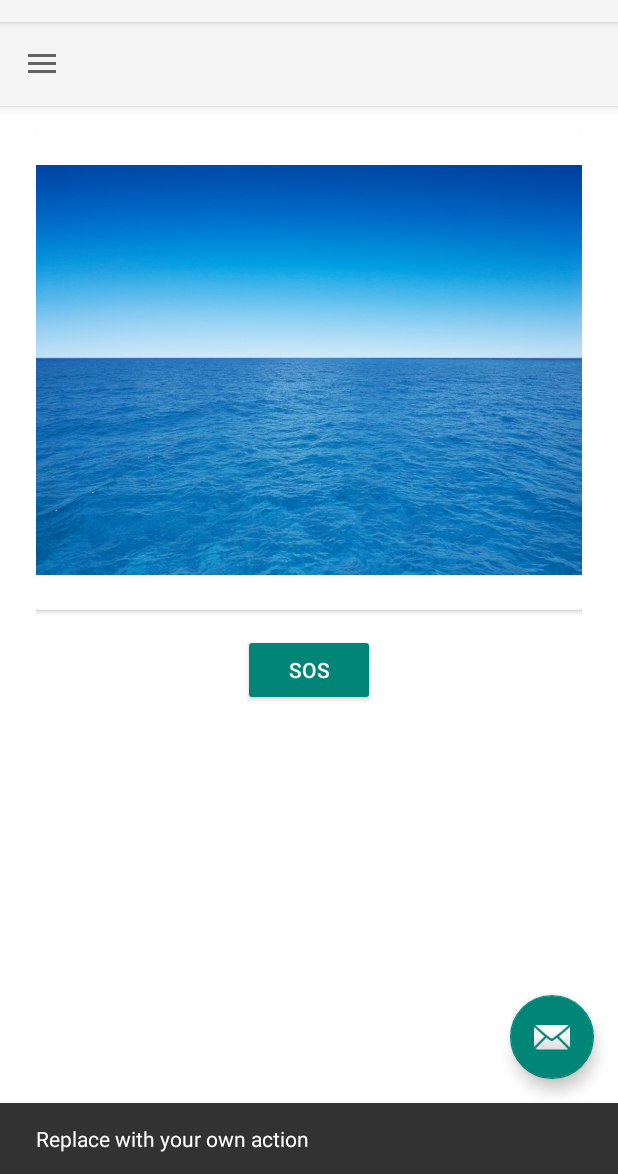
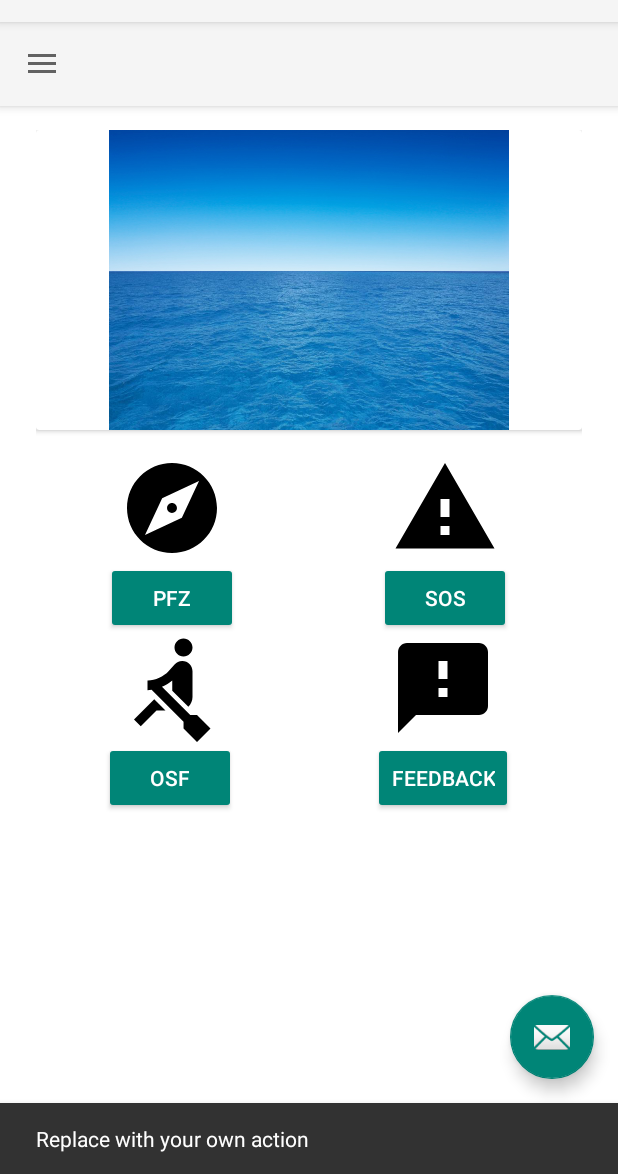
Before and after one commit to Arjith-Natarajan/incois-samudree, an Android app: the fragment HomeFragment placed in its activity, after a tap on an icon or button, on a phone screen of 412 x 824 dp, the part 62-1236 px from its top. Run offline under Robolectric (Android 15) with nearby library versions, the phone set to English and light mode, and no system bars; 1 statement that could not run was skipped.

Commit message:
Home Screen

```diff
--- a/app/src/main/java/com/example/vickssarv/homescreenf/fragment/HomeFragment.java
+++ b/app/src/main/java/com/example/vickssarv/homescreenf/fragment/HomeFragment.java
@@ -1,24 +1,19 @@
 package com.example.vickssarv.homescreenf.fragment;
 
 
-import android.app.DatePickerDialog;
 import android.app.Fragment;
-import android.app.TimePickerDialog;
 import android.content.Intent;
 import android.os.Bundle;
+import android.support.v4.content.ContextCompat;
 import android.view.LayoutInflater;
 import android.view.View;
 import android.view.ViewGroup;
 import android.widget.Button;
-import android.widget.DatePicker;
 import android.widget.EditText;
-import android.widget.TimePicker;
+import android.widget.ImageView;
 
-import com.example.vickssarv.homescreenf.NavigationDrawerActivity;
 import com.example.vickssarv.homescreenf.R;
 import com.example.vickssarv.homescreenf.SOSActivity;
-
-import java.util.Calendar;
 
 
 /**
@@ -38,7 +33,8 @@ public class HomeFragment extends Fragment {
     Button btnDatePicker, btnTimePicker;
     EditText txtDate, txtTime;
     private int mYear, mMonth, mDay, mHour, mMinute;
-    Button btn_sos;
+    View row1;
+    View row2;
 
     public HomeFragment() {
         // Required empty public constructor
@@ -55,18 +51,45 @@ public class HomeFragment extends Fragment {
                              Bundle savedInstanceState) {
         // Inflate the layout for this fragment
         View view =  inflater.inflate(R.layout.home, container, false);
-        btn_sos = (Button)view.findViewById(R.id.btn_sos);
+        row1 = (View)view.findViewById(R.id.first_row);
+        row2 = (View)view.findViewById(R.id.second_row);
 
-        btn_sos.setOnClickListener(new View.OnClickListener() {
-            @Override
-            public void onClick(View v) {
-                Intent intent =new Intent(getActivity(),SOSActivity.class);
-                startActivity(intent);
-            }
-        });
         return  view;
     }
 
+    @Override
+    public void onActivityCreated(Bundle savedInstanceState) {
+        super.onActivityCreated(savedInstanceState);
 
+        Button btn1 = (Button) row1.findViewById(R.id.home_btn_1);
+        btn1.setText("PFZ");
 
+        ImageView btn1Image = (ImageView)row1.findViewById(R.id.home_btn_img1);
+        btn1Image.setImageDrawable(ContextCompat.getDrawable(getActivity(), R.drawable.ic_explore_black_24dp));
+
+        Button btn2 = (Button) row1.findViewById(R.id.home_btn_2);
+        btn2.setText("SOS");
+        btn2.setOnClickListener(new View.OnClickListener() {
+            @Override
+            public void onClick(View view) {
+                Intent sosIntent = new Intent(getActivity(), SOSActivity.class);
+                startActivity(sosIntent);
+            }
+        });
+
+        ImageView btn2Image = (ImageView)row1.findViewById(R.id.home_btn_img2);
+        btn2Image.setImageDrawable(ContextCompat.getDrawable(getActivity(), R.drawable.ic_warning_black_24dp));
+
+        Button btn3 = (Button) row2.findViewById(R.id.home_btn_1);
+        btn3.setText("osf");
+
+        ImageView btn3Image = (ImageView)row2.findViewById(R.id.home_btn_img1);
+        btn3Image.setImageDrawable(ContextCompat.getDrawable(getActivity(), R.drawable.ic_rowing_black_24dp));
+
+        Button btn4 = (Button) row2.findViewById(R.id.home_btn_2);
+        btn4.setText("FEEDBACK");
+
+        ImageView btn4Image = (ImageView)row2.findViewById(R.id.home_btn_img2);
+        btn4Image.setImageDrawable(ContextCompat.getDrawable(getActivity(), R.drawable.ic_feedback_black_24dp));
+    }
 }
--- /dev/null
+++ b/app/src/main/res/drawable/ic_explore_black_24dp.xml
@@ -0,0 +1,9 @@
+<vector xmlns:android="http://schemas.android.com/apk/res/android"
+        android:width="24dp"
+        android:height="24dp"
+        android:viewportWidth="24.0"
+        android:viewportHeight="24.0">
+    <path
+        android:fillColor="#FF000000"
+        android:pathData="M12,10.9c-0.61,0 -1.1,0.49 -1.1,1.1s0.49,1.1 1.1,1.1c0.61,0 1.1,-0.49 1.1,-1.1s-0.49,-1.1 -1.1,-1.1zM12,2C6.48,2 2,6.48 2,12s4.48,10 10,10 10,-4.48 10,-10S17.52,2 12,2zM14.19,14.19L6,18l3.81,-8.19L18,6l-3.81,8.19z"/>
+</vector>
--- /dev/null
+++ b/app/src/main/res/drawable/ic_feedback_black_24dp.xml
@@ -0,0 +1,9 @@
+<vector xmlns:android="http://schemas.android.com/apk/res/android"
+        android:width="24dp"
+        android:height="24dp"
+        android:viewportWidth="24.0"
+        android:viewportHeight="24.0">
+    <path
+        android:fillColor="#FF000000"
+        android:pathData="M20,2L4,2c-1.1,0 -1.99,0.9 -1.99,2L2,22l4,-4h14c1.1,0 2,-0.9 2,-2L22,4c0,-1.1 -0.9,-2 -2,-2zM13,14h-2v-2h2v2zM13,10h-2L11,6h2v4z"/>
+</vector>
--- /dev/null
+++ b/app/src/main/res/drawable/ic_rowing_black_24dp.xml
@@ -0,0 +1,9 @@
+<vector xmlns:android="http://schemas.android.com/apk/res/android"
+        android:width="24dp"
+        android:height="24dp"
+        android:viewportWidth="24.0"
+        android:viewportHeight="24.0">
+    <path
+        android:fillColor="#FF000000"
+        android:pathData="M8.5,14.5L4,19l1.5,1.5L9,17h2l-2.5,-2.5zM15,1c-1.1,0 -2,0.9 -2,2s0.9,2 2,2 2,-0.9 2,-2 -0.9,-2 -2,-2zM21,21.01L18,24l-2.99,-3.01L15.01,19.5l-7.1,-7.09c-0.31,0.05 -0.61,0.07 -0.91,0.07v-2.16c1.66,0.03 3.61,-0.87 4.67,-2.04l1.4,-1.55c0.19,-0.21 0.43,-0.38 0.69,-0.5 0.29,-0.14 0.62,-0.23 0.96,-0.23h0.03C15.99,6.01 17,7.02 17,8.26v5.75c0,0.84 -0.35,1.61 -0.92,2.16l-3.58,-3.58v-2.27c-0.63,0.52 -1.43,1.02 -2.29,1.39L16.5,18L18,18l3,3.01z"/>
+</vector>
--- /dev/null
+++ b/app/src/main/res/drawable/ic_warning_black_24dp.xml
@@ -0,0 +1,9 @@
+<vector xmlns:android="http://schemas.android.com/apk/res/android"
+        android:width="24dp"
+        android:height="24dp"
+        android:viewportWidth="24.0"
+        android:viewportHeight="24.0">
+    <path
+        android:fillColor="#FF000000"
+        android:pathData="M1,21h22L12,2 1,21zM13,18h-2v-2h2v2zM13,14h-2v-4h2v4z"/>
+</vector>
--- a/app/src/main/res/layout/home.xml
+++ b/app/src/main/res/layout/home.xml
@@ -1,5 +1,9 @@
 <?xml version="1.0" encoding="utf-8"?>
-<LinearLayout xmlns:android="http://schemas.android.com/apk/res/android"
+<ScrollView xmlns:android="http://schemas.android.com/apk/res/android"
+    android:layout_width="match_parent"
+    android:layout_height="wrap_content">
+    xmlns:android="http://schemas.android.com/apk/res/android" />
+<LinearLayout
     android:layout_width="match_parent"
     android:layout_height="match_parent"
     android:orientation="vertical"
@@ -14,19 +18,36 @@
 
         <ImageView
             android:layout_width="match_parent"
-            android:layout_height="320dp"
+            android:layout_height="200dp"
             android:src="@drawable/weather"/>
 
     </android.support.v7.widget.CardView>
 
-    <Button
-        android:layout_width="wrap_content"
+    <LinearLayout
+        android:layout_width="match_parent"
         android:layout_height="wrap_content"
-        style="@style/Base.Widget.AppCompat.Button.Colored"
         android:layout_marginTop="@dimen/activity_vertical_margin"
-        android:layout_gravity="center_vertical|center_horizontal"
-        android:text="SOS"
-        android:textAlignment="center"
-        android:id="@+id/btn_sos" />
+        android:orientation="vertical">
+
+    <include
+        android:id="@+id/first_row"
+        layout="@layout/include_home_buttons"/>
+
+        <include
+            android:id="@+id/second_row"
+            layout="@layout/include_home_buttons"/>
+
+    </LinearLayout>
+
+    <!--<Button-->
+        <!--android:layout_width="wrap_content"-->
+        <!--android:layout_height="wrap_content"-->
+        <!--style="@style/Base.Widget.AppCompat.Button.Colored"-->
+        <!--android:layout_marginTop="@dimen/activity_vertical_margin"-->
+        <!--android:layout_gravity="center_vertical|center_horizontal"-->
+        <!--android:text="SOS"-->
+        <!--android:textAlignment="center"-->
+        <!--android:id="@+id/btn_sos" />-->
 
 </LinearLayout>
+</ScrollView>
--- /dev/null
+++ b/app/src/main/res/layout/include_home_buttons.xml
@@ -0,0 +1,56 @@
+<?xml version="1.0" encoding="utf-8"?>
+<LinearLayout xmlns:android="http://schemas.android.com/apk/res/android"
+    android:layout_width="match_parent"
+    android:layout_height="wrap_content"
+    android:orientation="horizontal">
+
+    <LinearLayout
+        android:layout_width="wrap_content"
+        android:layout_height="wrap_content"
+        android:orientation="vertical"
+        android:layout_weight="1">
+
+    <ImageView
+        android:id="@+id/home_btn_img1"
+        android:layout_width="72dp"
+        android:layout_height="72dp"
+        android:src="@drawable/ic_explore_black_24dp"
+        android:layout_gravity="center_horizontal"/>
+
+    <Button
+        android:id="@+id/home_btn_1"
+        android:layout_width="wrap_content"
+        android:layout_height="wrap_content"
+        style="@style/Widget.AppCompat.Button.Colored"
+        android:layout_gravity="center_horizontal"
+        android:maxWidth="120dp"
+        android:text="PSZ"/>
+
+    </LinearLayout>
+
+    <LinearLayout
+        android:layout_width="wrap_content"
+        android:layout_height="wrap_content"
+        android:orientation="vertical"
+        android:layout_weight="1">
+
+        <ImageView
+            android:id="@+id/home_btn_img2"
+            android:layout_width="72dp"
+            android:layout_height="72dp"
+            android:maxWidth="120dp"
+            android:src="@mipmap/ic_launcher"
+            android:layout_gravity="center_horizontal"/>
+
+        <Button
+            android:id="@+id/home_btn_2"
+            android:layout_width="wrap_content"
+            android:layout_height="wrap_content"
+            style="@style/Widget.AppCompat.Button.Colored"
+            android:layout_gravity="center_horizontal"
+            android:maxWidth="120dp"
+            android:text="PSZ"/>
+
+    </LinearLayout>
+
+</LinearLayout>
--- a/app/src/main/res/layout/wind_direction.xml
+++ b/app/src/main/res/layout/wind_direction.xml
@@ -18,6 +18,7 @@
         android:layout_width="match_parent"
         android:layout_height="wrap_content"
         android:layout_marginTop="4dp"
+
         android:orientation="horizontal">
 
     <EditText
--- a/app/src/main/res/values/colors.xml
+++ b/app/src/main/res/values/colors.xml
@@ -5,6 +5,5 @@
     <color name="textColorPrimary">#FFFFFF</color>
     <color name="windowBackground">#FFFFFF</color>
     <color name="navigationBarColor">#000000</color>
-    <!--<color name="colorAccent">#07FFE8</color>-->
-    <color name="colorAccent">@color/colorPrimaryDark</color>
+    <color name="colorAccent">#FF5722</color>
 </resources>
```
